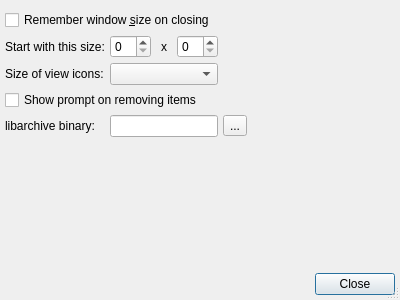
The window that pref.ui (tsujan/Arqiver) describes before a commit, drawn with Qt 5.
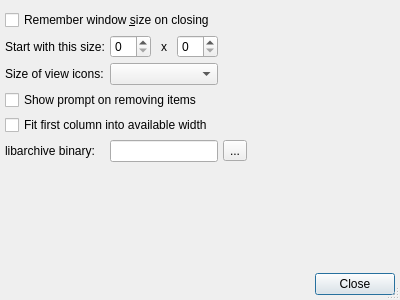
The same window after the commit.

Commit message:
Added option to stretch first column
Also added app icon.

What changed in the file:
```diff
--- a/pref.ui
+++ b/pref.ui
@@ -95,7 +95,14 @@
      </property>
     </widget>
    </item>
-   <item row="4" column="0">
+   <item row="4" column="0" colspan="5">
+    <widget class="QCheckBox" name="stretchBox">
+     <property name="text">
+      <string>Fit first column into available width</string>
+     </property>
+    </widget>
+   </item>
+   <item row="5" column="0">
     <widget class="QLabel" name="tarLabel">
      <property name="toolTip">
       <string>Leave empty for the default.
@@ -108,7 +115,7 @@
      </property>
     </widget>
    </item>
-   <item row="4" column="1" colspan="3">
+   <item row="5" column="1" colspan="3">
     <widget class="QLineEdit" name="tarLineEdit">
      <property name="toolTip">
       <string>Leave empty for the default.
@@ -121,14 +128,14 @@
      </property>
     </widget>
    </item>
-   <item row="4" column="4">
+   <item row="5" column="4">
     <widget class="QToolButton" name="tarButton">
      <property name="text">
       <string notr="true">...</string>
      </property>
     </widget>
    </item>
-   <item row="5" column="0">
+   <item row="6" column="0">
     <spacer name="verticalSpacer">
      <property name="orientation">
       <enum>Qt::Vertical</enum>
```
Left out of the diff: 6 changed lines with no effect on the pictures. The commit also changes 21 other files.
